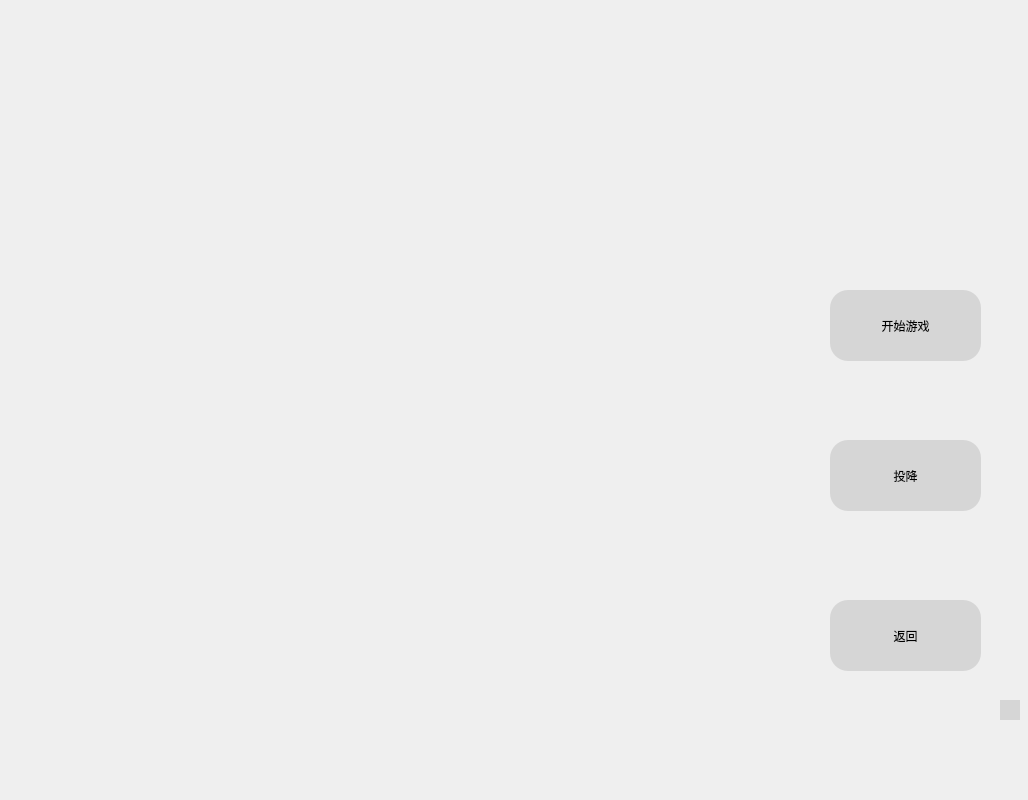
ZhangShuui/C-homework-QT-Othello, file mainboardwindow.ui: the form before one commit.
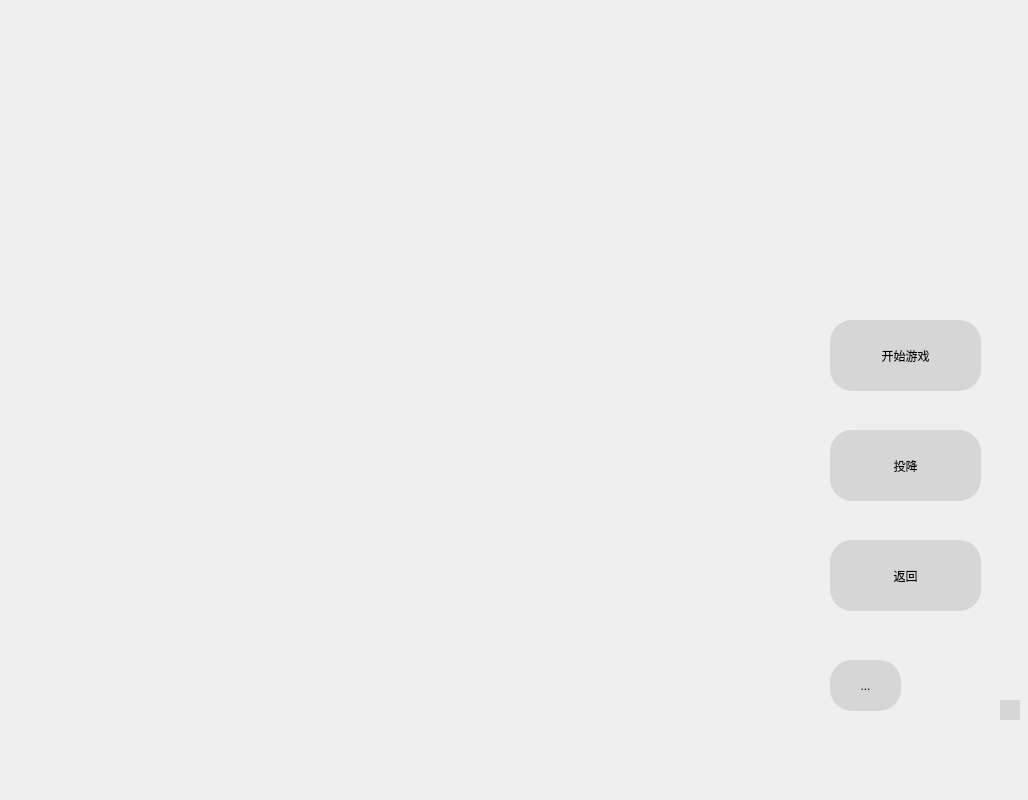
The form after the commit. Icons and pictures are not drawn.

Diff of the .ui file:
```diff
--- a/mainboardwindow.ui
+++ b/mainboardwindow.ui
@@ -18,14 +18,14 @@
     <property name="geometry">
      <rect>
       <x>830</x>
-      <y>290</y>
+      <y>320</y>
       <width>151</width>
       <height>71</height>
      </rect>
     </property>
     <property name="styleSheet">
      <string notr="true">QAbstractButton{font: 16pt &quot;幼圆&quot;;}
-QAbstractButton{border-radius:18px}
+QAbstractButton{border-radius:22px}
 QAbstractButton{background-color:rgb(214, 214, 214)}</string>
     </property>
     <property name="text">
@@ -54,14 +54,14 @@
     <property name="geometry">
      <rect>
       <x>830</x>
-      <y>440</y>
+      <y>430</y>
       <width>151</width>
       <height>71</height>
      </rect>
     </property>
     <property name="styleSheet">
      <string notr="true">QAbstractButton{font: 16pt &quot;幼圆&quot;;}
-QAbstractButton{border-radius:18px}
+QAbstractButton{border-radius:22px}
 QAbstractButton{background-color:rgb(214, 214, 214)}</string>
     </property>
     <property name="text">
@@ -72,20 +72,47 @@
     <property name="geometry">
      <rect>
       <x>830</x>
-      <y>600</y>
+      <y>540</y>
       <width>151</width>
       <height>71</height>
      </rect>
     </property>
     <property name="styleSheet">
      <string notr="true">QAbstractButton{font: 16pt &quot;幼圆&quot;;}
-QAbstractButton{border-radius:18px}
+QAbstractButton{border-radius:22px}
 QAbstractButton{background-color:rgb(214, 214, 214)}</string>
     </property>
     <property name="text">
      <string>返回</string>
     </property>
    </widget>
+   <widget class="QToolButton" name="soundButton">
+    <property name="geometry">
+     <rect>
+      <x>830</x>
+      <y>660</y>
+      <width>71</width>
+      <height>51</height>
+     </rect>
+    </property>
+    <property name="styleSheet">
+     <string notr="true">QAbstractButton{font: 16pt &quot;幼圆&quot;;}
+QAbstractButton{border-radius:22px}
+QAbstractButton{background-color:rgb(214, 214, 214)}</string>
+    </property>
+    <property name="text">
+     <string>...</string>
+    </property>
+    <property name="icon">
+     <iconset theme=":/pic/soundoff.png"/>
+    </property>
+    <property name="iconSize">
+     <size>
+      <width>40</width>
+      <height>40</height>
+     </size>
+    </property>
+   </widget>
   </widget>
   <widget class="QMenuBar" name="menubar">
    <property name="geometry">
```
